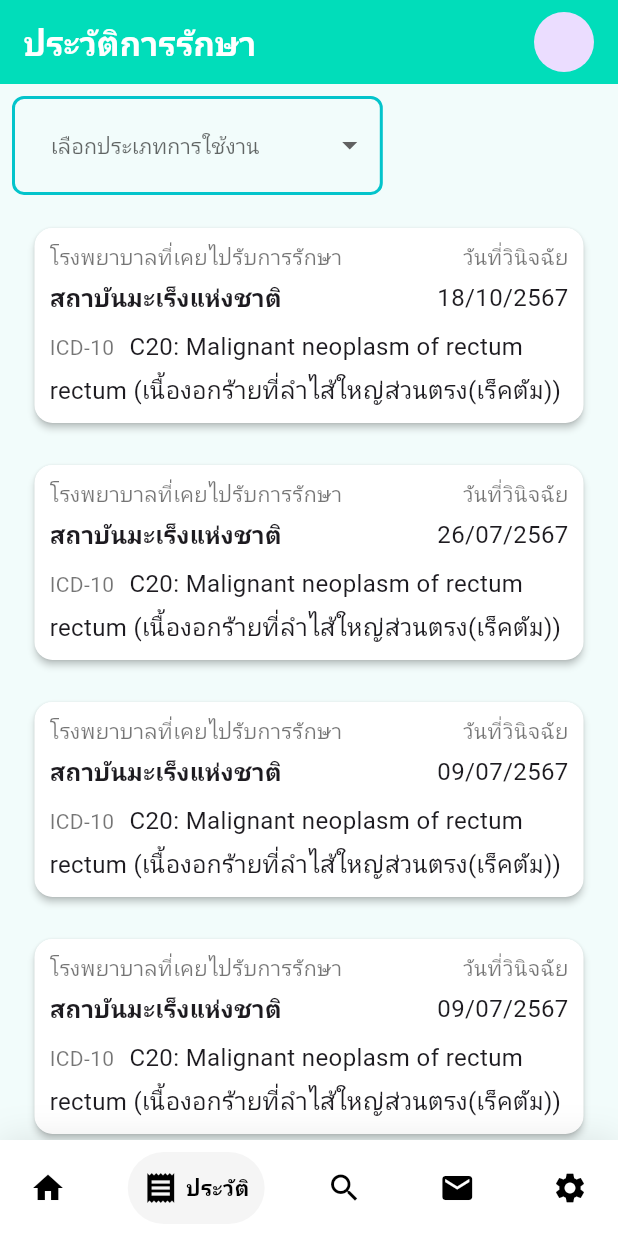
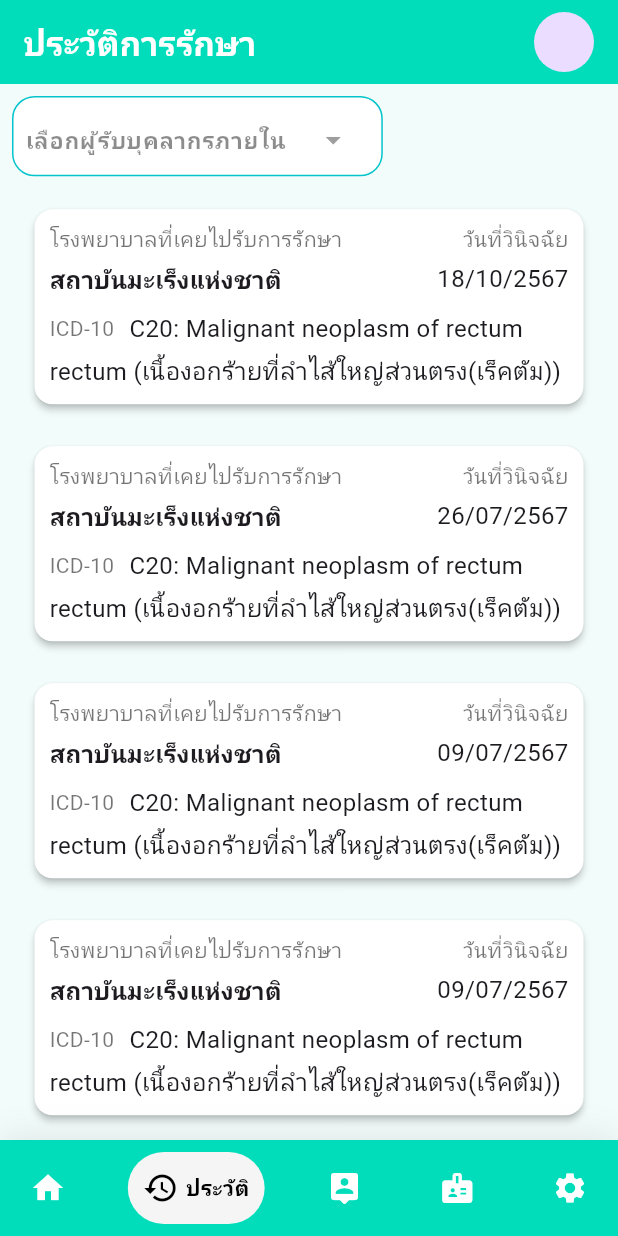
Before and after one commit to AshaTechCorporation/tcbapp, a Flutter app: the screen it shows after launch, item 2 of the bottom bar chosen, on a phone screen of 412 x 824 dp. Run offline on Flutter 3.47's test engine with Material 3 defaults, Android fonts, the phone set to English and light mode, and no system bars; drawn by our look-alikes of dropdown_button2, dropdown_search, google_nav_bar; Roboto replaces fonts that are missing (IBMPlexSansThai); project files that could hold a hidden picture were left out.

Commit message:
เพิ่ม font เเละเปลี่ยนสี tabbar

```diff
--- a/lib/constants.dart
+++ b/lib/constants.dart
@@ -32,4 +32,41 @@
     'diagnosis': 'C20: Malignant neoplasm of rectum',
     'rectum': 'rectum (เนื้องอกร้ายที่ลำไส้ใหญ่ส่วนตรง(เร็คตัม))',
   },
+  {
+    'date': '09/07/2567',
+    'hospital': 'สถาบันมะเร็งแห่งชาติ',
+    'diagnosis': 'C20: Malignant neoplasm of rectum',
+    'rectum': 'rectum (เนื้องอกร้ายที่ลำไส้ใหญ่ส่วนตรง(เร็คตัม))',
+  },
+  {
+    'date': '09/07/2567',
+    'hospital': 'สถาบันมะเร็งแห่งชาติ',
+    'diagnosis': 'C20: Malignant neoplasm of rectum',
+    'rectum': 'rectum (เนื้องอกร้ายที่ลำไส้ใหญ่ส่วนตรง(เร็คตัม))',
+  },
+  {
+    'date': '09/07/2567',
+    'hospital': 'สถาบันมะเร็งแห่งชาติ',
+    'diagnosis': 'C20: Malignant neoplasm of rectum',
+    'rectum': 'rectum (เนื้องอกร้ายที่ลำไส้ใหญ่ส่วนตรง(เร็คตัม))',
+  },
+  {
+    'date': '09/07/2567',
+    'hospital': 'สถาบันมะเร็งแห่งชาติ',
+    'diagnosis': 'C20: Malignant neoplasm of rectum',
+    'rectum': 'rectum (เนื้องอกร้ายที่ลำไส้ใหญ่ส่วนตรง(เร็คตัม))',
+  },
+  {
+    'date': '09/07/2567',
+    'hospital': 'สถาบันมะเร็งแห่งชาติ',
+    'diagnosis': 'C20: Malignant neoplasm of rectum',
+    'rectum': 'rectum (เนื้องอกร้ายที่ลำไส้ใหญ่ส่วนตรง(เร็คตัม))',
+  },
+  {
+    'date': '09/07/2567',
+    'hospital': 'สถาบันมะเร็งแห่งชาติ',
+    'diagnosis': 'C20: Malignant neoplasm of rectum',
+    'rectum': 'rectum (เนื้องอกร้ายที่ลำไส้ใหญ่ส่วนตรง(เร็คตัม))',
+  },
 ];
+final List<String> items = ['โรงพยาบาล', 'โรงพยาบาลมหาวิทยาลัยนวมินทราธิราช ศูนย์การแพทย์วิภาวดีรังสิต'];
--- a/lib/history/historyPage.dart
+++ b/lib/history/historyPage.dart
@@ -1,4 +1,5 @@
 import 'package:dropdown_button2/dropdown_button2.dart';
+import 'package:dropdown_search/dropdown_search.dart';
 import 'package:flutter/material.dart';
 import 'package:tcbapp/constants.dart';
 import 'package:tcbapp/home/widgets/CardItem.dart';
@@ -11,9 +12,6 @@
 }
 
 class _HistoryPageState extends State<HistoryPage> {
-  final List<String> items = [
-    'โรงพยาบาล',
-  ];
   String? selectedValue;
   @override
   Widget build(BuildContext context) {
@@ -36,63 +34,71 @@
             children: [
               Padding(
                 padding: const EdgeInsets.all(8.0),
-                child: SizedBox(
-                  width: size.width * 0.6,
-                  height: size.height * 0.08,
-                  child: DropdownButtonHideUnderline(
-                    child: DropdownButton2<String>(
-                      isExpanded: true,
-                      hint: Text(
-                        'เลือกประเภทการใช้งาน',
-                        style: TextStyle(
-                          fontSize: 14,
-                          fontFamily: 'IBMPlexSansThai',
-                          color: Theme.of(context).hintColor,
-                        ),
+                child: Container(
+                  height: MediaQuery.of(context).size.height * 0.065,
+                  width: MediaQuery.of(context).size.width * 0.6,
+                  decoration: BoxDecoration(
+                    color: Colors.white,
+                    borderRadius: BorderRadius.circular(15),
+                    border: Border.all(
+                      color: kBackgroundColor2,
+                    ),
+                  ),
+                  padding: EdgeInsets.all(8),
+                  child: DropdownSearch<String>(
+                    selectedItem: selectedValue,
+                    items: items,
+                    itemAsString: (item) => item,
+                    popupProps: PopupProps.menu(
+                      showSearchBox: true,
+                      constraints: BoxConstraints(maxHeight: 450),
+                      fit: FlexFit.loose,
+                      menuProps: MenuProps(
+                        backgroundColor: Colors.white,
                       ),
-                      items: items.map((String item) {
-                        return DropdownMenuItem<String>(
-                          value: item,
-                          child: Text(
-                            item,
-                            style: TextStyle(
-                              fontSize: 14,
-                              fontFamily: 'IBMPlexSansThai',
-                            ),
-                          ),
-                        );
-                      }).toList(),
-                      value: selectedValue,
-                      onChanged: (String? va) {
-                        setState(
-                          () {
-                            selectedValue = va;
-                          },
-                        );
-                      },
-                      buttonStyleData: ButtonStyleData(
-                        padding: EdgeInsets.symmetric(horizontal: 8),
-                        height: size.height * 0.08,
-                        decoration: BoxDecoration(
-                          borderRadius: BorderRadius.circular(8),
-                          border: Border.all(
-                            color: kBackgroundColor2,
-                            width: 2,
-                          ),
-                        ),
-                      ),
-                      dropdownStyleData: DropdownStyleData(
+                      itemBuilder: (context, item, isSelected) => Container(
+                        margin: EdgeInsets.symmetric(horizontal: 15, vertical: 10),
+                        padding: EdgeInsets.all(8),
                         decoration: BoxDecoration(
                           color: Colors.white,
                           borderRadius: BorderRadius.circular(8),
                           border: Border.all(
-                            color: kBackgroundColor2,
-                            width: 2,
+                            color: isSelected ? Colors.blue : Colors.grey,
                           ),
                         ),
+                        child: Column(
+                          crossAxisAlignment: CrossAxisAlignment.start,
+                          children: [
+                            Text(
+                              item,
+                              style: TextStyle(
+                                color: isSelected ? Colors.blue : Colors.black,
+                                fontWeight: isSelected ? FontWeight.bold : FontWeight.normal,
+                              ),
+                            ),
+                          ],
+                        ),
                       ),
-                      menuItemStyleData: MenuItemStyleData(
-                        height: size.height * 0.08,
+                    ),
+                    onChanged: (String? va) {
+                      setState(() {
+                        selectedValue = va;
+                      });
+                    },
+                    dropdownDecoratorProps: DropDownDecoratorProps(
+                      baseStyle: TextStyle(
+                        color: Colors.black,
+                        fontWeight: FontWeight.bold,
+                        fontSize: 15,
+                        fontFamily: 'Prompt',
+                      ),
+                      dropdownSearchDecoration: InputDecoration(
+                        hintText: 'เลือกผู้รับบุคลากรภายใน',
+                        hintStyle: TextStyle(
+                          color: Colors.black45,
+                        ),
+                        border: InputBorder.none,
+                        suffixIconColor: Colors.grey,
                       ),
                     ),
                   ),
--- a/lib/home/firstPage.dart
+++ b/lib/home/firstPage.dart
@@ -1,6 +1,7 @@
 import 'package:flutter/material.dart';
 import 'package:google_nav_bar/google_nav_bar.dart';
 import 'package:tcbapp/advice/advicePage.dart';
+import 'package:tcbapp/constants.dart';
 import 'package:tcbapp/history/historyPage.dart';
 import 'package:tcbapp/home/homePage.dart';
 import 'package:tcbapp/information/informationPage.dart';
@@ -54,7 +55,7 @@
       ),
       bottomNavigationBar: Container(
         decoration: BoxDecoration(
-          color: Colors.white,
+          color: kBackgroundColor,
           boxShadow: [
             BoxShadow(
               blurRadius: 20,
@@ -79,23 +80,28 @@
                 tabs: [
                   GButton(
                     icon: Icons.home,
+                    iconColor: Colors.white,
                     text: 'หน้าแรก',
                   ),
                   GButton(
-                    icon: Icons.receipt,
+                    icon: Icons.history,
+                    iconColor: Colors.white,
                     text: 'ประวัติ',
                     margin: EdgeInsets.zero,
                   ),
                   GButton(
-                    icon: Icons.search,
+                    icon: Icons.person_pin_rounded,
+                    iconColor: Colors.white,
                     text: 'ข้อมูลของฉัน',
                   ),
                   GButton(
-                    icon: Icons.mail,
+                    icon: Icons.badge,
+                    iconColor: Colors.white,
                     text: 'คำแนะนำ',
                   ),
                   GButton(
                     icon: Icons.settings,
+                    iconColor: Colors.white,
                     text: 'ตั้งค่า',
                   ),
                 ],
--- a/lib/home/homePage.dart
+++ b/lib/home/homePage.dart
@@ -14,6 +14,7 @@
   Widget build(BuildContext context) {
     final size = MediaQuery.of(context).size;
     return Scaffold(
+      backgroundColor: kBackgroundColor3,
       appBar: AppBar(
         shadowColor: Colors.black,
         title: Row(
@@ -131,7 +132,7 @@
                     style: TextStyle(color: textColor, fontWeight: FontWeight.bold),
                   ),
                   Text(
-                    '***** *****',
+                    'ไม่มี',
                     style: TextStyle(color: textColor),
                   ),
                 ],
--- a/lib/home/widgets/CardItem.dart
+++ b/lib/home/widgets/CardItem.dart
@@ -1,7 +1,7 @@
 import 'package:flutter/material.dart';
 import 'package:tcbapp/constants.dart';
 
-class CardItem extends StatelessWidget {
+class CardItem extends StatefulWidget {
   final String date;
   final String hospital;
   final String diagnosis;
@@ -11,6 +11,12 @@
   CardItem({super.key, required this.date, required this.hospital, required this.diagnosis, required this.size, required this.rectum});
 
   @override
+  State<CardItem> createState() => _CardItemState();
+}
+
+class _CardItemState extends State<CardItem> {
+  bool checktext = false;
+  @override
   Widget build(BuildContext context) {
     return Card(
       color: textColor,
@@ -19,7 +25,7 @@
       child: Padding(
         padding: EdgeInsets.all(10.0),
         child: SizedBox(
-          width: size.width * 0.90,
+          width: widget.size.width * 0.90,
           child: Column(
             crossAxisAlignment: CrossAxisAlignment.start,
             children: [
@@ -41,11 +47,11 @@
                 mainAxisAlignment: MainAxisAlignment.spaceBetween,
                 children: [
                   Text(
-                    hospital,
+                    widget.hospital,
                     style: TextStyle(fontSize: 16, fontWeight: FontWeight.bold),
                   ),
                   Text(
-                    date,
+                    widget.date,
                     style: TextStyle(fontSize: 16),
                   ),
                 ],
@@ -66,7 +72,7 @@
                     width: 10,
                   ),
                   Text(
-                    diagnosis,
+                    widget.diagnosis,
                     style: TextStyle(
                       fontSize: 16,
                     ),
@@ -75,7 +81,7 @@
               ),
               SizedBox(height: 5),
               Text(
-                rectum,
+                widget.rectum,
                 style: TextStyle(
                   fontSize: 16,
                 ),
```
Also changed, not shown: lib/information/informationPage.dart (+5 -45 lines), lib/information/widgets/CardHospital.dart (added, +51 -0 lines), pubspec.yaml (+5 -2 lines), assets/Sarabun-Bold.ttf (added), assets/Sarabun-Medium.ttf (added), pubspec.lock, 1 other file.
